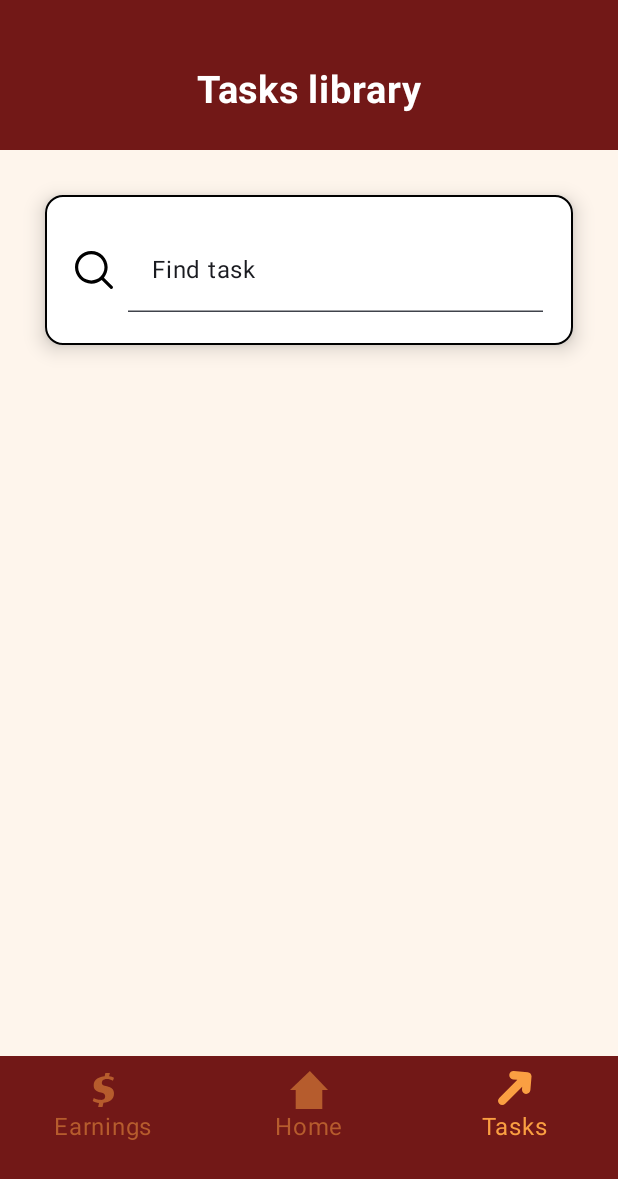
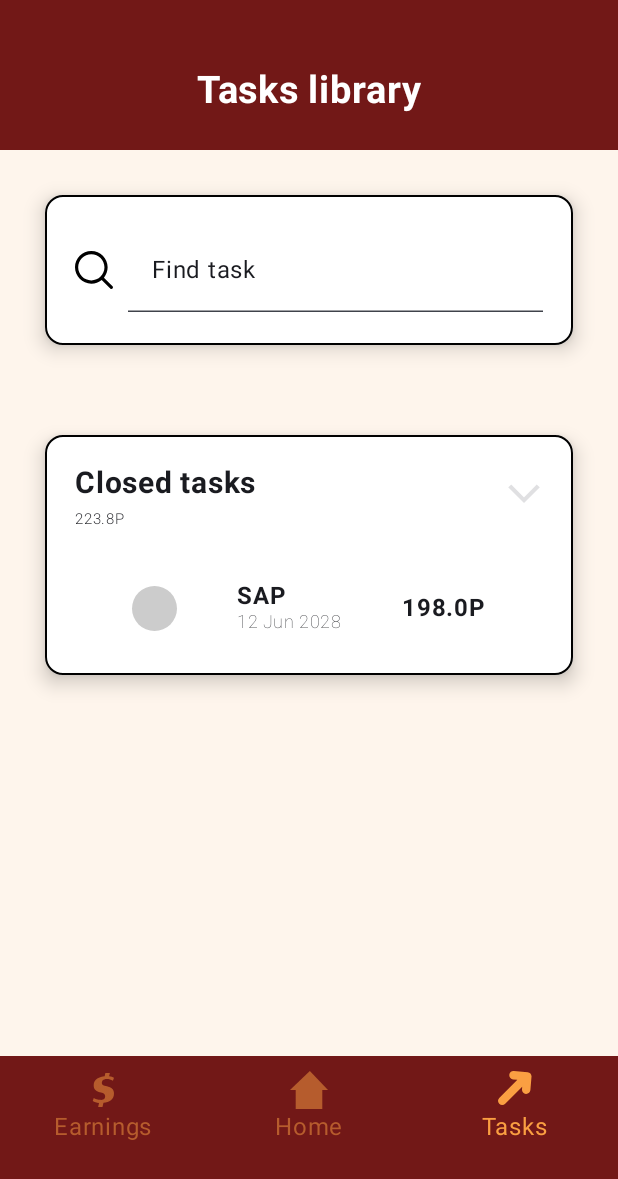
Before and after one commit to ILIIH/Neuro-Maining, an Android app built with Jetpack Compose: the screen it shows after launch (MainActivity), after a tap on "Tasks", on a phone screen of 412 x 824 dp. Shown: the top 1179 px of the screen. Run offline under Robolectric (Android 15) with nearby library versions, the light colour scheme and no system bars; 1 statement that could not run was skipped.

Commit message:
completed closed task widget

```diff
--- a/NeuroMaining/app/src/main/java/com/example/neuro_maining/MainActivity.kt
+++ b/NeuroMaining/app/src/main/java/com/example/neuro_maining/MainActivity.kt
@@ -36,8 +36,6 @@ import com.example.neuro_maining.navigation.BottomNavigationBar
 import com.example.neuro_maining.services.NeuronMiningService
 import com.example.neuro_maining.ui.theme.NeuroMainingTheme
 import com.example.neuro_maining.ui.theme.PrimaryColor
-
-const val EARNING_MULTIPLIER = 0.3
 
 class MainActivity : ComponentActivity() {
     companion object {
--- a/NeuroMaining/app/src/main/java/com/example/neuro_maining/data/MiningHistory.kt
+++ b/NeuroMaining/app/src/main/java/com/example/neuro_maining/data/MiningHistory.kt
@@ -5,7 +5,9 @@ import androidx.compose.ui.graphics.Color
 data class MiningHistory(
     val miningResults: List<Pair<Int, Float>>,
     val color: Color,
-    val miningSource: String
+    val miningSource: String,
+    val earningMultiplier: Float,
+    val isClosed: Boolean
 )
 
 fun MiningHistory.getEarningSum() = this.miningResults.sumOf { it.second.toDouble() }
--- a/NeuroMaining/app/src/main/java/com/example/neuro_maining/domain/MockedData.kt
+++ b/NeuroMaining/app/src/main/java/com/example/neuro_maining/domain/MockedData.kt
@@ -34,7 +34,9 @@ val miningHistory = listOf(
             10 to 50f
         ),
         color = Graph1Color,
-        miningSource = "Intel"
+        miningSource = "Intel",
+        earningMultiplier = 0.3f,
+        isClosed = false
     ),
     MiningHistory(
         miningResults = listOf(
@@ -44,6 +46,32 @@ val miningHistory = listOf(
             19 to 50f
         ),
         color = Graph2Color,
-        miningSource = "SAP"
+        miningSource = "SAP",
+        earningMultiplier = 0.5f,
+        isClosed = false
+    ),
+    MiningHistory(
+        miningResults = listOf(
+            3 to 230f,
+            1 to 15f,
+            14 to 100f,
+            19 to 50f
+        ),
+        color = Graph2Color,
+        miningSource = "SAP",
+        earningMultiplier = 0.5f,
+        isClosed = true
+    ),
+    MiningHistory(
+        miningResults = listOf(
+            3 to 230f,
+            1 to 15f,
+            14 to 100f,
+            19 to 50f
+        ),
+        color = Graph2Color,
+        miningSource = "Google",
+        earningMultiplier = 0.9f,
+        isClosed = true
     )
 )
--- a/NeuroMaining/app/src/main/java/com/example/neuro_maining/screens/earningsScreen/EarningsList.kt
+++ b/NeuroMaining/app/src/main/java/com/example/neuro_maining/screens/earningsScreen/EarningsList.kt
@@ -29,7 +29,6 @@ import androidx.compose.ui.graphics.Color
 import androidx.compose.ui.res.painterResource
 import androidx.compose.ui.text.font.FontWeight
 import androidx.compose.ui.unit.dp
-import com.example.neuro_maining.EARNING_MULTIPLIER
 import com.example.neuro_maining.data.MiningHistory
 import com.example.neuro_maining.data.getEarningSum
 import com.example.neuro_maining.domain.miningHistory
@@ -126,7 +125,7 @@ fun EarningListItem(item: MiningHistory) {
             )
             Spacer(modifier = Modifier.width(40.dp))
             Text(
-                text = "${item.getEarningSum() * EARNING_MULTIPLIER}",
+                text = "${item.getEarningSum() * item.earningMultiplier}",
                 style = MaterialTheme.typography.bodyLarge.copy(
                     fontWeight = FontWeight.Bold
                 )
--- /dev/null
+++ b/NeuroMaining/app/src/main/java/com/example/neuro_maining/screens/outcomeScreen/ClosedTasksWidget.kt
@@ -0,0 +1,155 @@
+package com.example.neuro_maining.screens.outcomeScreen
+
+import androidx.compose.foundation.Image
+import androidx.compose.foundation.background
+import androidx.compose.foundation.border
+import androidx.compose.foundation.clickable
+import androidx.compose.foundation.layout.Arrangement
+import androidx.compose.foundation.layout.Box
+import androidx.compose.foundation.layout.Column
+import androidx.compose.foundation.layout.Row
+import androidx.compose.foundation.layout.Spacer
+import androidx.compose.foundation.layout.fillMaxSize
+import androidx.compose.foundation.layout.fillMaxWidth
+import androidx.compose.foundation.layout.height
+import androidx.compose.foundation.layout.padding
+import androidx.compose.foundation.layout.size
+import androidx.compose.foundation.layout.width
+import androidx.compose.foundation.lazy.LazyColumn
+import androidx.compose.foundation.shape.CircleShape
+import androidx.compose.foundation.shape.RoundedCornerShape
+import androidx.compose.material3.Card
+import androidx.compose.material3.CardDefaults
+import androidx.compose.material3.MaterialTheme
+import androidx.compose.material3.Text
+import androidx.compose.runtime.Composable
+import androidx.compose.runtime.MutableState
+import androidx.compose.runtime.mutableStateOf
+import androidx.compose.runtime.remember
+import androidx.compose.ui.Alignment
+import androidx.compose.ui.Modifier
+import androidx.compose.ui.draw.shadow
+import androidx.compose.ui.graphics.Color
+import androidx.compose.ui.graphics.graphicsLayer
+import androidx.compose.ui.res.painterResource
+import androidx.compose.ui.text.font.FontWeight
+import androidx.compose.ui.unit.dp
+import androidx.compose.ui.unit.sp
+import com.example.neuro_maining.R
+import com.example.neuro_maining.data.MiningHistory
+import com.example.neuro_maining.data.getEarningSum
+import kotlin.math.round
+
+@Composable
+fun ClosedTasksWidget(miningHistory: List<MiningHistory>) {
+    val isExpanded = remember{ mutableStateOf(false) }
+
+    Column(modifier = Modifier
+        .padding(30.dp)
+        .shadow(
+            elevation = 8.dp,
+            shape = RoundedCornerShape(12.dp),
+            clip = false
+        )
+        .border(
+            width = 1.dp,
+            color = Color.Black,
+            shape = RoundedCornerShape(12.dp)
+        )
+        .background(
+            color = Color.White,
+            shape = RoundedCornerShape(12.dp)
+        )
+        .height(
+            if(!isExpanded.value)160.dp
+            else (100+ ((miningHistory.size+1)*50)).dp
+        )
+        .fillMaxWidth()
+        .padding(20.dp),
+    ) {
+        Column {
+            Row(
+                modifier = Modifier.fillMaxWidth(),
+                horizontalArrangement = Arrangement.SpaceBetween
+            ) {
+                Column(
+                    modifier = Modifier.weight(1f)
+                ) {
+                    Text(text = "Closed tasks", fontWeight = FontWeight.Bold, fontSize = 20.sp)
+                    Text(text = "223.8P", fontWeight = FontWeight.Light, fontSize = 10.sp)
+                }
+                Image(
+                    painter = painterResource(id = R.drawable.ic_expand),
+                    contentDescription = "Expand icon",
+                    modifier = Modifier
+                        .size(25.dp)
+                        .graphicsLayer(
+                            rotationZ = if(!isExpanded.value) 270f
+                            else 90f
+                        )
+                        .clickable {
+                            isExpanded.value = !isExpanded.value
+                        }
+                )
+            }
+            ClosedTasksList(isExpanded, miningHistory)
+
+        }
+    }
+}
+
+@Composable
+fun ClosedTasksList(isExpanded: MutableState<Boolean>, miningHistory: List<MiningHistory>){
+    LazyColumn (modifier = Modifier.padding(top = 20.dp)){
+        items(
+            count = if(isExpanded.value) miningHistory.size else 1,
+            itemContent = { index ->
+                ClosedTasksItem(miningHistory[index])
+            }
+        )
+    }
+}
+
+@Composable
+fun ClosedTasksItem(historyItem: MiningHistory){
+    Card(
+        modifier = Modifier
+            .fillMaxWidth()
+            .padding(10.dp),
+        colors = CardDefaults.cardColors(containerColor = Color.Transparent)
+    ) {
+        Row(
+            modifier = Modifier.fillMaxSize(),
+            horizontalArrangement = Arrangement.Center,
+            verticalAlignment = Alignment.CenterVertically
+        ) {
+            Box(
+                modifier = Modifier
+                    .size(30.dp)
+                    .background(Color.LightGray, shape = CircleShape)
+            )
+            Spacer(modifier = Modifier.width(40.dp))
+            Column {
+                Text(
+                    text = historyItem.miningSource,
+                    style = MaterialTheme.typography.bodyLarge.copy(
+                        fontWeight = FontWeight.Bold
+                    )
+                )
+                Text(
+                    text = "12 Jun 2028",
+                    style = MaterialTheme.typography.bodySmall.copy(
+                        fontWeight = FontWeight.ExtraLight
+                    )
+                )
+            }
+            Spacer(modifier = Modifier.width(40.dp))
+            Text(
+                text = "${round(historyItem.getEarningSum() * historyItem.earningMultiplier)}P",
+                style = MaterialTheme.typography.bodyLarge.copy(
+                    fontWeight = FontWeight.Bold
+                )
+            )
+        }
+    }
+}
--- a/NeuroMaining/app/src/main/java/com/example/neuro_maining/screens/outcomeScreen/SearchingWidget.kt
+++ b/NeuroMaining/app/src/main/java/com/example/neuro_maining/screens/outcomeScreen/SearchingWidget.kt
@@ -1,6 +1,5 @@
 package com.example.neuro_maining.screens.outcomeScreen
 
-import android.util.Log
 import androidx.compose.foundation.Image
 import androidx.compose.foundation.background
 import androidx.compose.foundation.border
@@ -14,7 +13,6 @@ import androidx.compose.foundation.layout.width
 import androidx.compose.foundation.shape.RoundedCornerShape
 import androidx.compose.foundation.text.KeyboardActions
 import androidx.compose.foundation.text.KeyboardOptions
-import androidx.compose.material3.Text
 import androidx.compose.material3.TextField
 import androidx.compose.material3.TextFieldDefaults
 import androidx.compose.runtime.Composable
@@ -29,7 +27,6 @@ import androidx.compose.ui.focus.onFocusChanged
 import androidx.compose.ui.graphics.Color
 import androidx.compose.ui.platform.LocalSoftwareKeyboardController
 import androidx.compose.ui.res.painterResource
-import androidx.compose.ui.text.TextStyle
 import androidx.compose.ui.text.input.ImeAction
 import androidx.compose.ui.unit.dp
 import com.example.neuro_maining.R
--- a/NeuroMaining/app/src/main/java/com/example/neuro_maining/screens/outcomeScreen/TasksScreen.kt
+++ b/NeuroMaining/app/src/main/java/com/example/neuro_maining/screens/outcomeScreen/TasksScreen.kt
@@ -15,6 +15,7 @@ import androidx.compose.ui.graphics.Color
 import androidx.compose.ui.text.font.FontWeight
 import androidx.compose.ui.unit.dp
 import androidx.compose.ui.unit.sp
+import com.example.neuro_maining.domain.miningHistory
 import com.example.neuro_maining.ui.theme.PrimaryColor
 import com.example.neuro_maining.ui.theme.SecondaryBackgroundColor
 
@@ -26,14 +27,15 @@ fun OutcomeScreen() {
             .background(SecondaryBackgroundColor)
     ) {
         Column {
-            topBar("Tasks library")
+            TopBar("Tasks library")
             SearchingWidget()
+            ClosedTasksWidget(miningHistory.filter { it.isClosed })
         }
     }
 }
 
 @Composable
-fun topBar( screenTitle:String){
+fun TopBar( screenTitle:String){
     Box(
         modifier = Modifier
             .background(PrimaryColor)
--- /dev/null
+++ b/NeuroMaining/app/src/main/res/drawable/ic_expand.xml
@@ -0,0 +1,7 @@
+<vector android:autoMirrored="true" android:height="24dp"
+    android:tint="#E0E0E2" android:viewportHeight="24"
+    android:viewportWidth="24" android:width="24dp" xmlns:android="http://schemas.android.com/apk/res/android">
+    <path
+        android:fillColor="#E0E0E2" android:pathData="M11.67,3.87L9.9,2.1 0,12l9.9,9.9 1.77,-1.77L3.54,12z"/>
+
+</vector>
```
Also changed, not shown: 1 other file.
